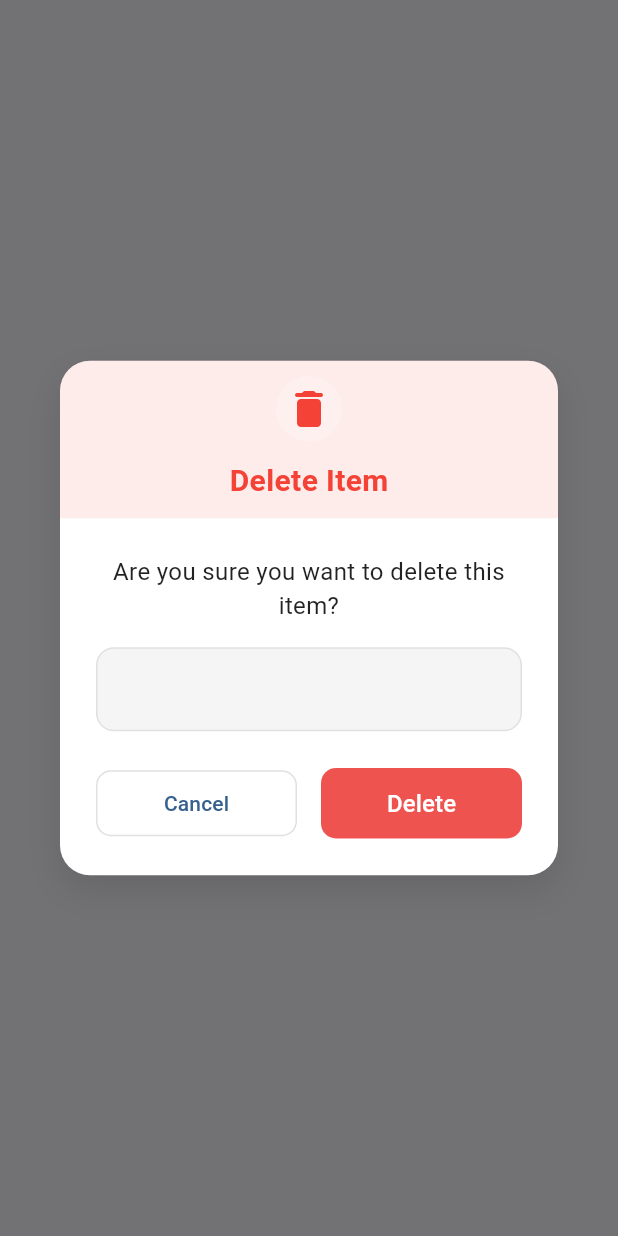
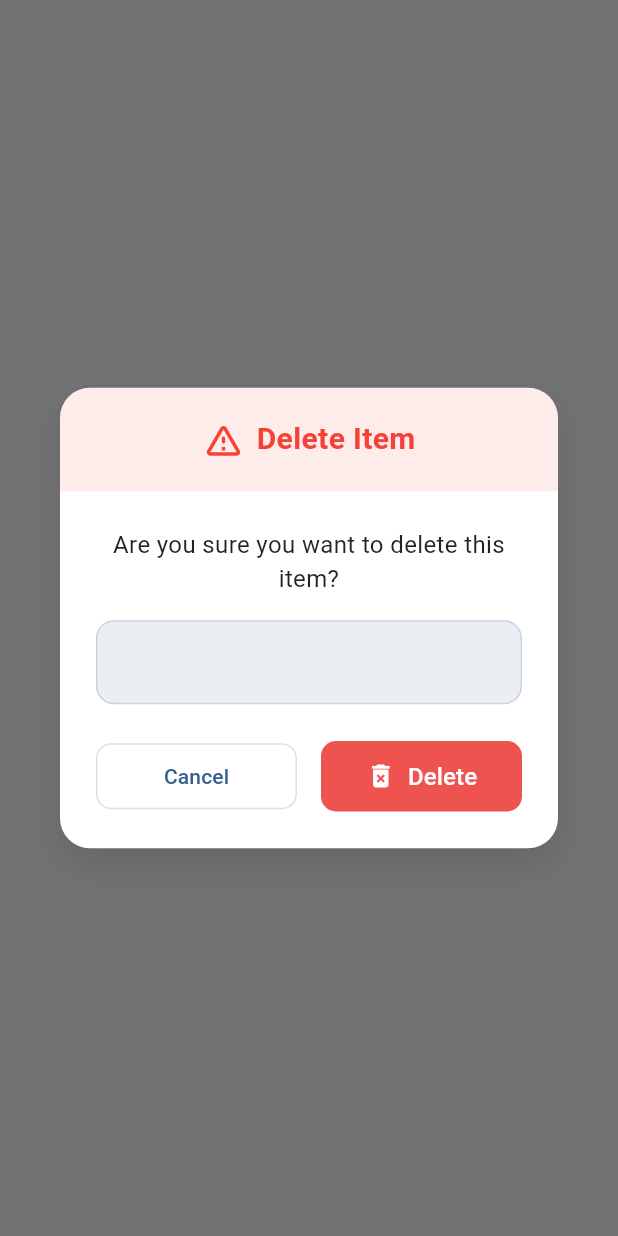
Before and after one commit to Pi-Dev-0/Pi-QBank, a Flutter app: what showDeleteConfirmationDialog() shows on an empty page, opened directly with empty values, on a phone screen of 412 x 824 dp. Run offline on Flutter 3.47's test engine with Material 3 defaults, Android fonts, the phone set to English and light mode, and no system bars; our stand-ins replace connectivity_plus, file_picker, logger, open_file, share_plus, shared_preferences and 1 more; missing offline and left inert: flutter_tex, syncfusion_flutter_pdfviewer; accounts and stored records are empty; network calls fail; Roboto replaces fonts that are missing (HindSiliguri).

```diff
--- a/lib/widgets/delete_confirmation_dialog.dart
+++ b/lib/widgets/delete_confirmation_dialog.dart
@@ -31,7 +31,7 @@ Future<bool?> showDeleteConfirmationDialog({
           mainAxisSize: MainAxisSize.min,
           children: [
             Container(
-              padding: const EdgeInsets.symmetric(vertical: 10),
+              padding: const EdgeInsets.symmetric(vertical: 20),
               decoration: BoxDecoration(
                 color: Colors.red.withOpacity(0.1),
                 borderRadius:
@@ -40,19 +40,15 @@ Future<bool?> showDeleteConfirmationDialog({
               child: Center(
                 child: Column(
                   children: [
-                    Container(
-                      padding: const EdgeInsets.all(6),
-                      decoration: BoxDecoration(
-                        color: Colors.white.withOpacity(0.2),
-                        shape: BoxShape.circle,
+                    Row(
+                      mainAxisAlignment: MainAxisAlignment.center,
+                      children: [
+                        Icon(
+                          Icons.warning_amber_rounded,
+                          color: Colors.red,
+                          size: 28,
                         ),
-                      child: Icon(
-                        Icons.delete_rounded,
-                        color: Colors.red,
-                        size: 32,
-                      ),
-                    ),
-                    const SizedBox(height: 12),
+                        const SizedBox(width: 8),
                         Text(
                           title,
                           style: TextStyle(
@@ -60,6 +56,8 @@ Future<bool?> showDeleteConfirmationDialog({
                             fontWeight: FontWeight.bold,
                             color: Colors.red,
                           ),
+                        ),
+                      ],
                     ),
                   ],
                 ),
@@ -83,10 +81,10 @@ Future<bool?> showDeleteConfirmationDialog({
                       width: double.infinity,
                       padding: const EdgeInsets.all(16),
                       decoration: BoxDecoration(
-                        color: Colors.grey.shade100,
+                        color: Theme.of(context).colorScheme.primary.withOpacity(0.1),
                         borderRadius: BorderRadius.circular(12),
                         border: Border.all(
-                          color: Colors.grey.shade300,
+                          color: Theme.of(context).colorScheme.primary.withOpacity(0.2),
                         ),
                       ),
                       child: Column(
@@ -143,12 +141,23 @@ Future<bool?> showDeleteConfirmationDialog({
                               borderRadius: BorderRadius.circular(10),
                             ),
                           ),
-                          child: const Text(
+                          child: Row(
+                            mainAxisAlignment: MainAxisAlignment.center,
+                            children: [
+                              Icon(
+                                Icons.delete_forever,
+                                size: 20,
+                                color: Colors.white,
+                              ),
+                              const SizedBox(width: 8),
+                              const Text(
                                 'Delete',
                                 style: TextStyle(
                                   fontSize: 16,
                                   fontWeight: FontWeight.w500,
                                 ),
+                              ),
+                            ],
                           ),
                         ),
                       ),
```
Also changed, not shown: lib/pages/formula_page.dart (+11 -96 lines). Lines whose indentation alone changed are shown as unchanged.
